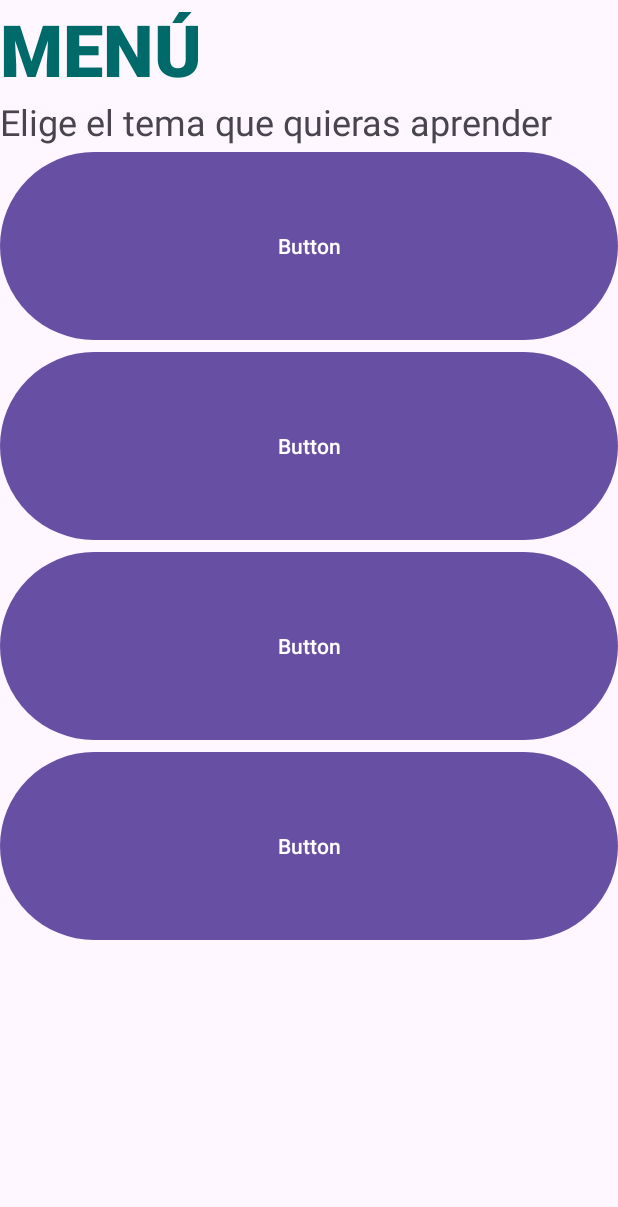
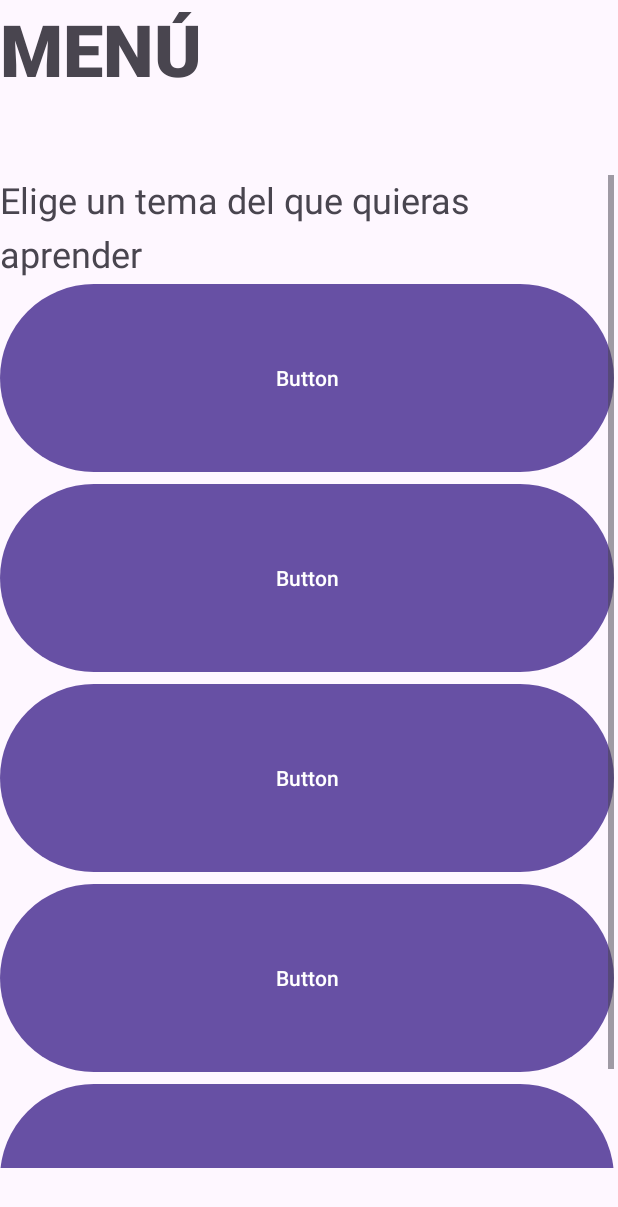
Before and after one commit to DiegoAbundioL/QuironJav3, an Android app: the Menu screen opened directly, with no data from a screen before it, on a phone screen of 412 x 824 dp. Shown: the top 1207 px of the screen. Run offline under Robolectric (Android 15) with nearby library versions, the phone set to English and light mode, and no system bars.

Commit message:
sexto commit

```diff
--- a/app/src/main/AndroidManifest.xml
+++ b/app/src/main/AndroidManifest.xml
@@ -1,6 +1,6 @@
 <?xml version="1.0" encoding="utf-8"?>
 <manifest xmlns:android="http://schemas.android.com/apk/res/android"
-    xmlns:tools="http://schemas.android.com/tools">
+    xmlns:tools="http://schemas.android.com/tools" >
 
     <application
         android:allowBackup="true"
@@ -11,7 +11,7 @@
         android:roundIcon="@mipmap/ic_launcher_round"
         android:supportsRtl="true"
         android:theme="@style/Theme.QuironJav3"
-        tools:targetApi="31">
+        tools:targetApi="31" >
         <activity
             android:name=".Menu"
             android:exported="false" />
@@ -34,7 +34,7 @@
             android:theme="@style/Theme.QuironJav3" />
         <activity
             android:name=".MainActivity"
-            android:exported="true">
+            android:exported="true" >
             <intent-filter>
                 <action android:name="android.intent.action.MAIN" />
 
--- a/app/src/main/res/layout/activity_menu.xml
+++ b/app/src/main/res/layout/activity_menu.xml
@@ -1,42 +1,51 @@
 <?xml version="1.0" encoding="utf-8"?>
-<LinearLayout xmlns:android="http://schemas.android.com/apk/res/android"
+<androidx.constraintlayout.widget.ConstraintLayout xmlns:android="http://schemas.android.com/apk/res/android"
     xmlns:app="http://schemas.android.com/apk/res-auto"
     xmlns:tools="http://schemas.android.com/tools"
     android:layout_width="match_parent"
     android:layout_height="match_parent"
-    android:orientation="vertical"
     tools:context=".Menu">
 
     <TextView
-        android:layout_width="match_parent"
-        android:layout_height="wrap_content"
+        android:id="@+id/tvMenu"
+        android:layout_width="408dp"
+        android:layout_height="70dp"
         android:fontFamily="sans-serif-black"
         android:text="MENÚ"
-        android:textColor="#006969"
-        android:textSize="48sp" />
-
-    <TextView
-        android:id="@+id/textView17"
-        android:layout_width="match_parent"
-        android:layout_height="wrap_content"
-        android:text="@string/menu_texto"
-        android:textSize="24sp" />
+        android:textSize="48sp"
+        app:layout_constraintEnd_toEndOf="parent"
+        app:layout_constraintHorizontal_bias="0.0"
+        app:layout_constraintStart_toStartOf="parent"
+        app:layout_constraintTop_toTopOf="parent" />
 
     <ScrollView
-        android:id="@+id/scrollView2"
-        android:layout_width="match_parent"
-        android:layout_height="match_parent"
+        android:layout_width="409dp"
+        android:layout_height="662dp"
+        android:layout_marginTop="1dp"
         app:layout_constraintBottom_toBottomOf="parent"
         app:layout_constraintEnd_toEndOf="parent"
         app:layout_constraintHorizontal_bias="0.0"
         app:layout_constraintStart_toStartOf="parent"
-        app:layout_constraintTop_toTopOf="parent"
-        app:layout_constraintVertical_bias="0.0">
+        app:layout_constraintTop_toBottomOf="@+id/tvMenu">
 
         <LinearLayout
             android:layout_width="match_parent"
             android:layout_height="wrap_content"
-            android:orientation="vertical" >
+            android:orientation="vertical">
+
+            <TextView
+                android:id="@+id/tvTexto_Menu"
+                android:layout_width="match_parent"
+                android:layout_height="wrap_content"
+                android:lineSpacingExtra="8sp"
+                android:text="Elige un tema del que quieras aprender"
+                android:textSize="24sp" />
+
+            <Button
+                android:id="@+id/button3"
+                android:layout_width="match_parent"
+                android:layout_height="133dp"
+                android:text="Button" />
 
             <Button
                 android:id="@+id/button4"
@@ -51,17 +60,17 @@
                 android:text="Button" />
 
             <Button
-                android:id="@+id/button6"
+                android:id="@+id/button7"
                 android:layout_width="match_parent"
                 android:layout_height="133dp"
                 android:text="Button" />
 
             <Button
-                android:id="@+id/button7"
+                android:id="@+id/button8"
                 android:layout_width="match_parent"
                 android:layout_height="133dp"
                 android:text="Button" />
+
         </LinearLayout>
     </ScrollView>
-
-</LinearLayout>
+</androidx.constraintlayout.widget.ConstraintLayout>
```
